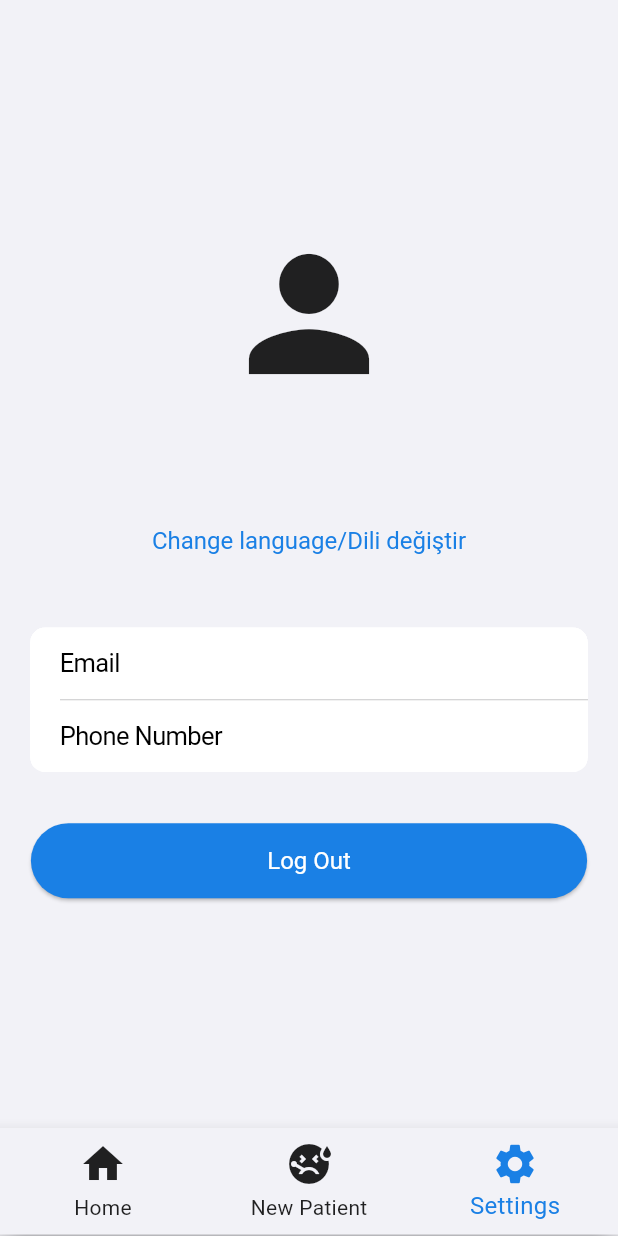
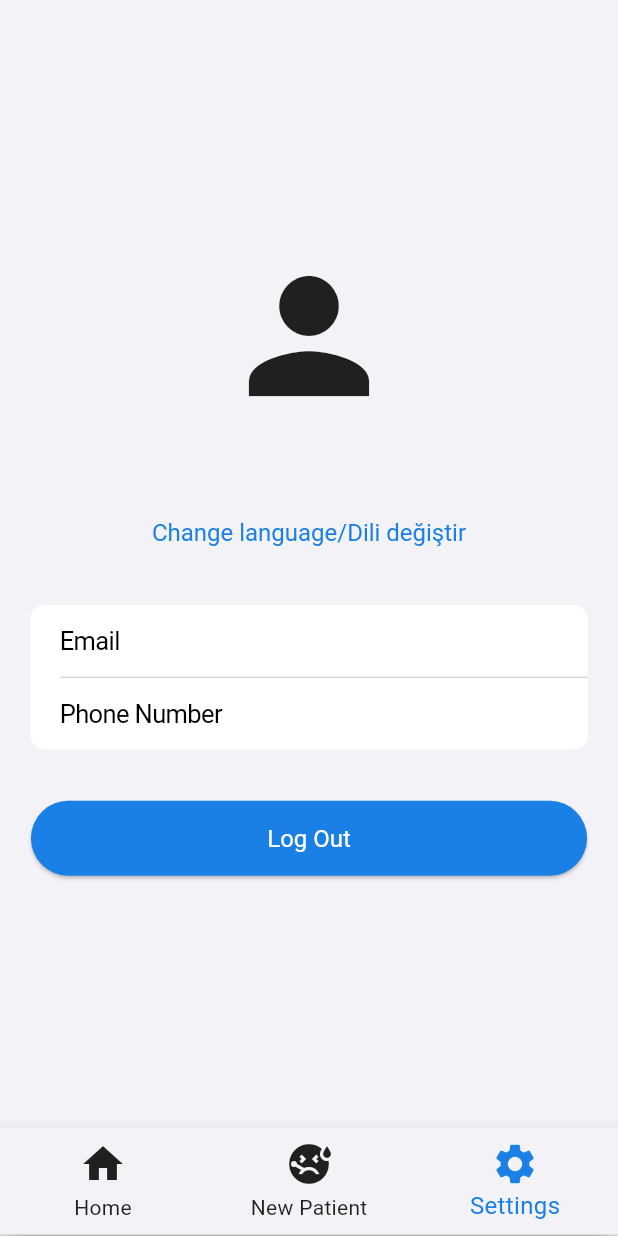
Before and after one commit to KeremTamirci/ImmunotherapyApp, a Flutter app: the screen it shows once a user with an empty profile is signed in, item 3 of the bottom bar chosen, on a phone screen of 412 x 824 dp. Run offline on Flutter 3.47's test engine with Material 3 defaults, Android fonts, the phone set to English and light mode, and no system bars; our stand-ins replace accordion, cloud_firestore, firebase_auth, firebase_core, firebase_messaging, fl_chart and 6 more; missing offline and left inert: dart:ffi, flutter_material_pickers; accounts and stored records are empty; generated files the repository leaves out were written again.

Commit message:
Patient detail color change

```diff
--- a/immunotheraphy_app/lib/doctor/screens/doctor_profile_page.dart
+++ b/immunotheraphy_app/lib/doctor/screens/doctor_profile_page.dart
@@ -145,7 +145,7 @@ class _DoctorProfilePageState extends State<DoctorProfilePage> {
                   Icons.person,
                   size: 120,
                 ),
-                const SizedBox(height: 20),
+                const SizedBox(height: 10),
                 RichText(
                   textAlign: TextAlign.center,
                   text: TextSpan(
@@ -158,14 +158,14 @@ class _DoctorProfilePageState extends State<DoctorProfilePage> {
                         color: Colors.black),
                   ),
                 ),
-                const SizedBox(height: 10),
+                // const SizedBox(height: 10),
                 MainTextButton(
                   "Change language/Dili değiştir",
                   onPressed: () {
                     _showLanguageSelector(context);
                   },
                 ),
-                const SizedBox(height: 10),
+                // const SizedBox(height: 10),
                 CupertinoList(dataPairs: [
                   {'titleText': 'Email', 'textValue': _user.email},
                   {
--- a/immunotheraphy_app/lib/doctor/screens/patient_detail_page.dart
+++ b/immunotheraphy_app/lib/doctor/screens/patient_detail_page.dart
@@ -230,6 +230,8 @@ class _PatientDetailScreenState extends State<PatientDetailScreen> {
 
   Widget _buildDetailItem(String label, String value, IconData icon) {
     return Card(
+      surfaceTintColor: CupertinoColors.systemBackground,
+      color: CupertinoColors.systemBackground,
       margin: EdgeInsets.zero,
       child: Padding(
         padding: const EdgeInsets.symmetric(vertical: 8.0, horizontal: 8.0),
```
